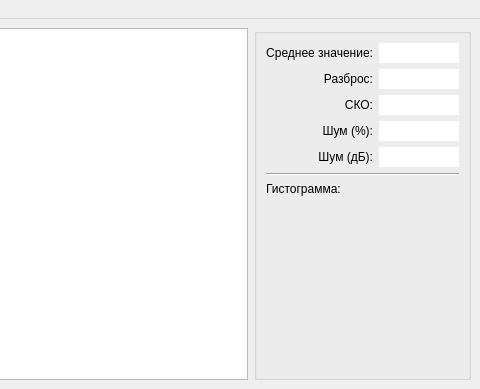
The window that src/mklib/ui/slotwidget.ui (alex-krutikov/MkStudio) describes before a commit, drawn with Qt 5; both pictures show x 207 to 687 and y 0 to 389 of the 687 by 389 pixel window.
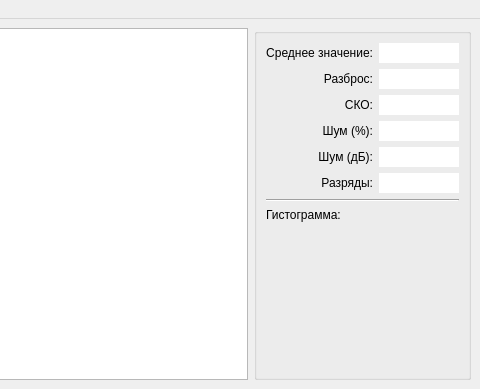
The same window after the commit. Custom widgets are drawn as their Qt base class.

Commit message: Добавлено поле Разряды(График слота - панель Статистика)

The edit to the form file:
```diff
--- a/src/mklib/ui/slotwidget.ui
+++ b/src/mklib/ui/slotwidget.ui
@@ -247,6 +247,44 @@
            </property>
           </widget>
          </item>
+         <item row="5" column="0">
+          <widget class="QLabel" name="label">
+           <property name="text">
+            <string>Разряды:</string>
+           </property>
+           <property name="alignment">
+            <set>Qt::AlignRight|Qt::AlignTrailing|Qt::AlignVCenter</set>
+           </property>
+          </widget>
+         </item>
+         <item row="5" column="1">
+          <widget class="QLineEdit" name="le_eff_bits">
+           <property name="sizePolicy">
+            <sizepolicy hsizetype="Preferred" vsizetype="Fixed">
+             <horstretch>0</horstretch>
+             <verstretch>0</verstretch>
+            </sizepolicy>
+           </property>
+           <property name="maximumSize">
+            <size>
+             <width>80</width>
+             <height>16777215</height>
+            </size>
+           </property>
+           <property name="cursor">
+            <cursorShape>ArrowCursor</cursorShape>
+           </property>
+           <property name="focusPolicy">
+            <enum>Qt::NoFocus</enum>
+           </property>
+           <property name="frame">
+            <bool>false</bool>
+           </property>
+           <property name="readOnly">
+            <bool>true</bool>
+           </property>
+          </widget>
+         </item>
         </layout>
        </item>
        <item>
```
Left out of the diff: 2 changed lines with no effect on the pictures. The commit also changes 1 other file.
